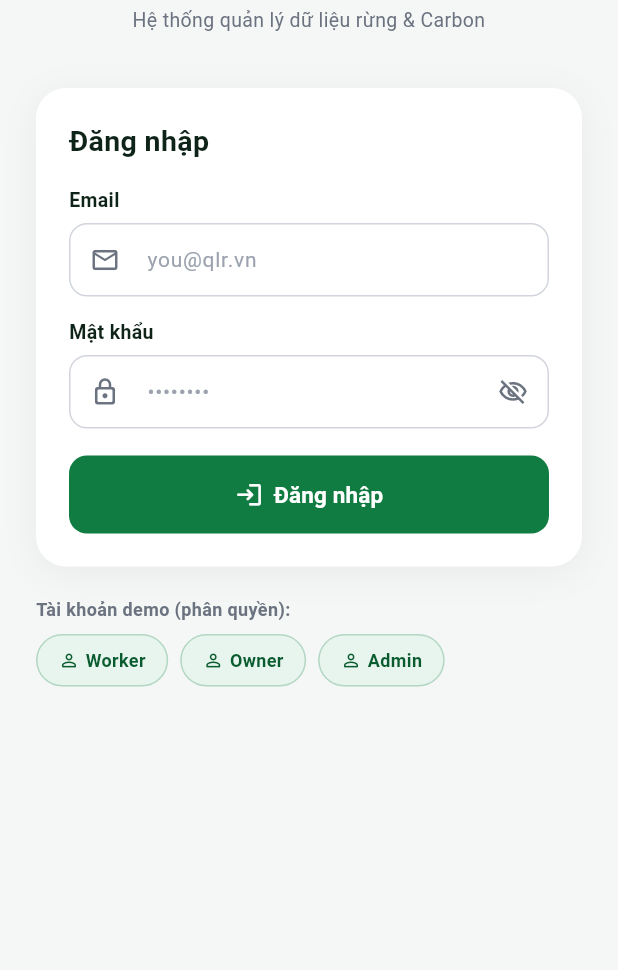
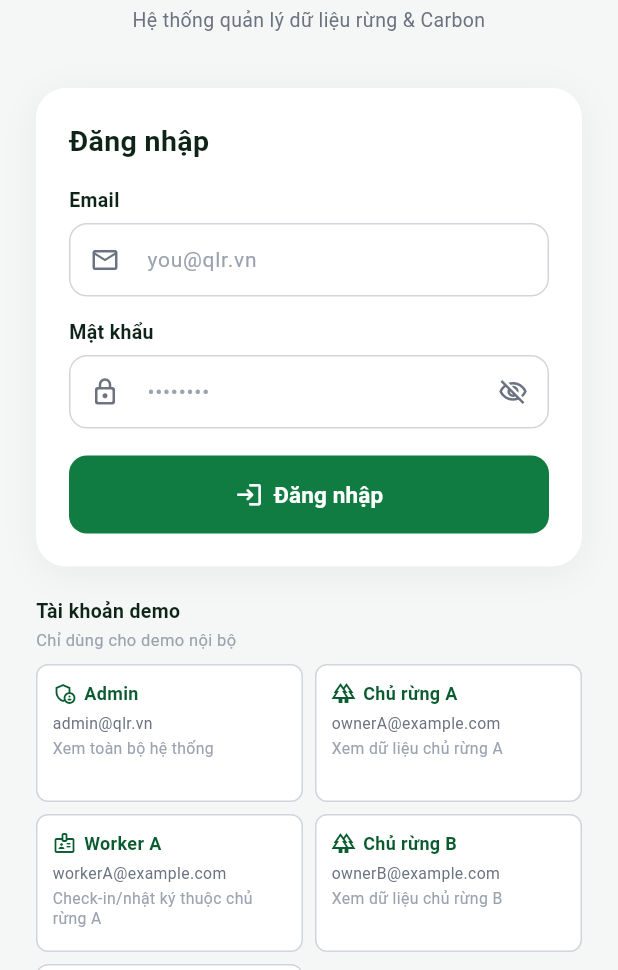
Before and after one commit to menvo-embedded/flutter-supervisor-forest, a Flutter app: the screen it shows after launch, on a phone screen of 412 x 824 dp, the part 266-1236 px from its top. Run offline on Flutter 3.47's test engine with Material 3 defaults, Android fonts, the phone set to English and light mode, and no system bars; our stand-ins replace dartz, dio, equatable, flutter_bloc, geolocator, image_picker and 1 more; accounts and stored records are empty.

Commit message:
feat: add demo account quick login

```diff
--- /dev/null
+++ b/lib/core/constants/demo_accounts.dart
@@ -0,0 +1,59 @@
+class DemoAccount {
+  final String label;
+  final String email;
+  final String password;
+  final String description;
+  final String role;
+
+  const DemoAccount({
+    required this.label,
+    required this.email,
+    required this.password,
+    required this.description,
+    required this.role,
+  });
+}
+
+class DemoAccounts {
+  DemoAccounts._();
+
+  static const bool enabled = true;
+
+  static const List<DemoAccount> accounts = [
+    DemoAccount(
+      label: 'Admin',
+      email: 'admin@qlr.vn',
+      password: '123456',
+      description: 'Xem toàn bộ hệ thống',
+      role: 'admin',
+    ),
+    DemoAccount(
+      label: 'Chủ rừng A',
+      email: 'ownerA@example.com',
+      password: '123456',
+      description: 'Xem dữ liệu chủ rừng A',
+      role: 'owner',
+    ),
+    DemoAccount(
+      label: 'Worker A',
+      email: 'workerA@example.com',
+      password: '123456',
+      description: 'Check-in/nhật ký thuộc chủ rừng A',
+      role: 'worker',
+    ),
+    DemoAccount(
+      label: 'Chủ rừng B',
+      email: 'ownerB@example.com',
+      password: '123456',
+      description: 'Xem dữ liệu chủ rừng B',
+      role: 'owner',
+    ),
+    DemoAccount(
+      label: 'Worker B',
+      email: 'workerB@example.com',
+      password: '123456',
+      description: 'Check-in/nhật ký thuộc chủ rừng B',
+      role: 'worker',
+    ),
+  ];
+}
--- a/lib/presentation/auth/pages/login_page.dart
+++ b/lib/presentation/auth/pages/login_page.dart
@@ -4,6 +4,7 @@ import '../bloc/auth_bloc.dart';
 import '../bloc/auth_event.dart';
 import '../bloc/auth_state.dart';
 import '../../../core/theme/app_colors.dart';
+import '../../../core/constants/demo_accounts.dart';
 import '../../../core/widgets/custom_button.dart';
 import '../../../core/widgets/custom_text_field.dart';
 
@@ -30,8 +31,11 @@ class _LoginPageState extends State<LoginPage> {
     }
   }
 
-  void _fillDemo(String email) {
-    setState((){ _emailCtrl.text = email; _passCtrl.text = '123456'; });
+  void _fillDemo(DemoAccount account) {
+    setState(() {
+      _emailCtrl.text = account.email;
+      _passCtrl.text = account.password;
+    });
   }
 
   @override
@@ -97,15 +101,24 @@ class _LoginPageState extends State<LoginPage> {
                     CustomButton(label: 'Đăng nhập', onPressed: _submit, isLoading: isLoading, icon: Icons.login_rounded),
                   ]),
                 ),
-                const SizedBox(height: 20),
-                // ── Demo accounts: minh hoạ phân quyền 3 vai trò ──
-                const Text('Tài khoản demo (phân quyền):', style: TextStyle(fontSize: 12, fontWeight: FontWeight.w600, color: AppColors.textSecondary)),
-                const SizedBox(height: 8),
-                Wrap(spacing: 8, runSpacing: 8, children: [
-                  _DemoChip(label:'Worker', email:'worker@qlr.vn', onTap: _fillDemo),
-                  _DemoChip(label:'Owner',  email:'owner@qlr.vn',  onTap: _fillDemo),
-                  _DemoChip(label:'Admin',  email:'admin@qlr.vn',  onTap: _fillDemo),
-                ]),
+                if (DemoAccounts.enabled) ...[
+                  const SizedBox(height: 20),
+                  const Text('Tài khoản demo', style: TextStyle(fontSize: 13, fontWeight: FontWeight.w700, color: AppColors.textPrimary)),
+                  const SizedBox(height: 2),
+                  const Text('Chỉ dùng cho demo nội bộ', style: TextStyle(fontSize: 11, color: AppColors.textHint)),
+                  const SizedBox(height: 8),
+                  LayoutBuilder(builder: (context, constraints) {
+                    final itemWidth = (constraints.maxWidth - 8) / 2;
+                    return Wrap(
+                      spacing: 8,
+                      runSpacing: 8,
+                      children: DemoAccounts.accounts.map((account) => SizedBox(
+                        width: itemWidth,
+                        child: _DemoAccountButton(account: account, onTap: _fillDemo),
+                      )).toList(),
+                    );
+                  }),
+                ],
                 const SizedBox(height: 24),
               ],
             )),
@@ -116,20 +129,43 @@ class _LoginPageState extends State<LoginPage> {
   }
 }
 
-class _DemoChip extends StatelessWidget {
-  final String label, email;
-  final void Function(String) onTap;
-  const _DemoChip({required this.label, required this.email, required this.onTap});
+class _DemoAccountButton extends StatelessWidget {
+  final DemoAccount account;
+  final void Function(DemoAccount) onTap;
+
+  const _DemoAccountButton({required this.account, required this.onTap});
+
+  IconData get _icon => switch (account.role) {
+    'admin' => Icons.admin_panel_settings_outlined,
+    'owner' => Icons.forest_outlined,
+    _ => Icons.badge_outlined,
+  };
+
   @override
   Widget build(BuildContext context) => InkWell(
-    onTap: ()=>onTap(email), borderRadius: BorderRadius.circular(20),
+    onTap: () => onTap(account),
+    borderRadius: BorderRadius.circular(8),
     child: Container(
-      padding: const EdgeInsets.symmetric(horizontal: 14, vertical: 8),
-      decoration: BoxDecoration(color: AppColors.primaryLight, borderRadius: BorderRadius.circular(20), border: Border.all(color: AppColors.primary.withOpacity(0.25))),
-      child: Row(mainAxisSize: MainAxisSize.min, children: [
-        Icon(Icons.person_outline_rounded, size: 14, color: AppColors.primaryDark),
-        const SizedBox(width: 4),
-        Text(label, style: const TextStyle(fontSize: 12, fontWeight: FontWeight.w600, color: AppColors.primaryDark)),
+      height: 92,
+      padding: const EdgeInsets.all(10),
+      decoration: BoxDecoration(
+        color: AppColors.surface,
+        borderRadius: BorderRadius.circular(8),
+        border: Border.all(color: AppColors.borderDefault),
+      ),
+      child: Column(crossAxisAlignment: CrossAxisAlignment.start, children: [
+        Row(children: [
+          Icon(_icon, size: 16, color: AppColors.primaryDark),
+          const SizedBox(width: 5),
+          Expanded(child: Text(account.label, maxLines: 1, overflow: TextOverflow.ellipsis,
+            style: const TextStyle(fontSize: 12, fontWeight: FontWeight.w700, color: AppColors.primaryDark))),
+        ]),
+        const SizedBox(height: 4),
+        Text(account.email, maxLines: 1, overflow: TextOverflow.ellipsis,
+          style: const TextStyle(fontSize: 10.5, color: AppColors.textSecondary)),
+        const SizedBox(height: 3),
+        Text(account.description, maxLines: 2, overflow: TextOverflow.ellipsis,
+          style: const TextStyle(fontSize: 10.5, height: 1.2, color: AppColors.textHint)),
       ]),
     ),
   );
```
Also changed, not shown: 1 other file.
